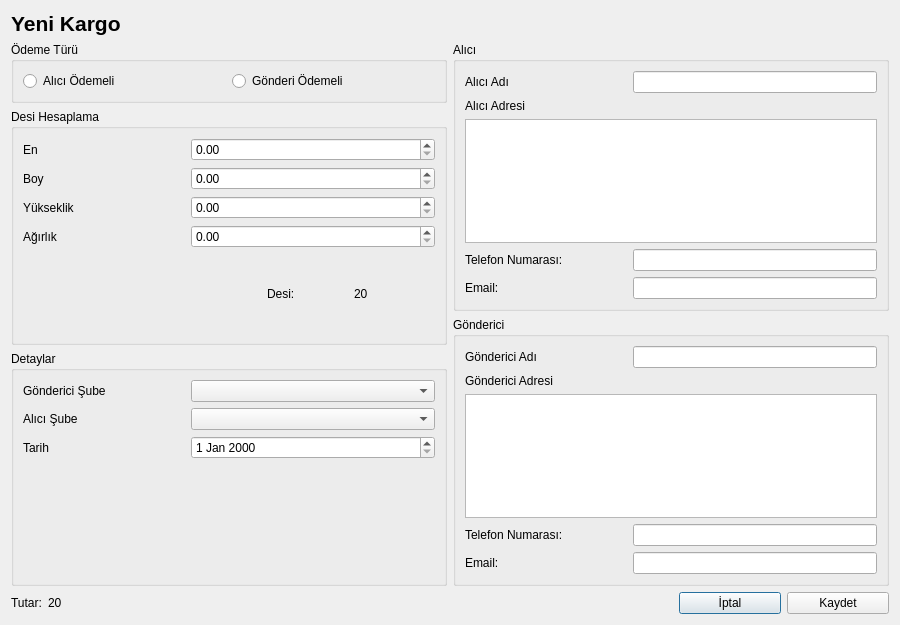
Before: the Qt Designer form UI/VeriFormlari/krgyenikargoekle.ui in Alder-Team/KargoOtomasyonu, drawn with Qt 5.
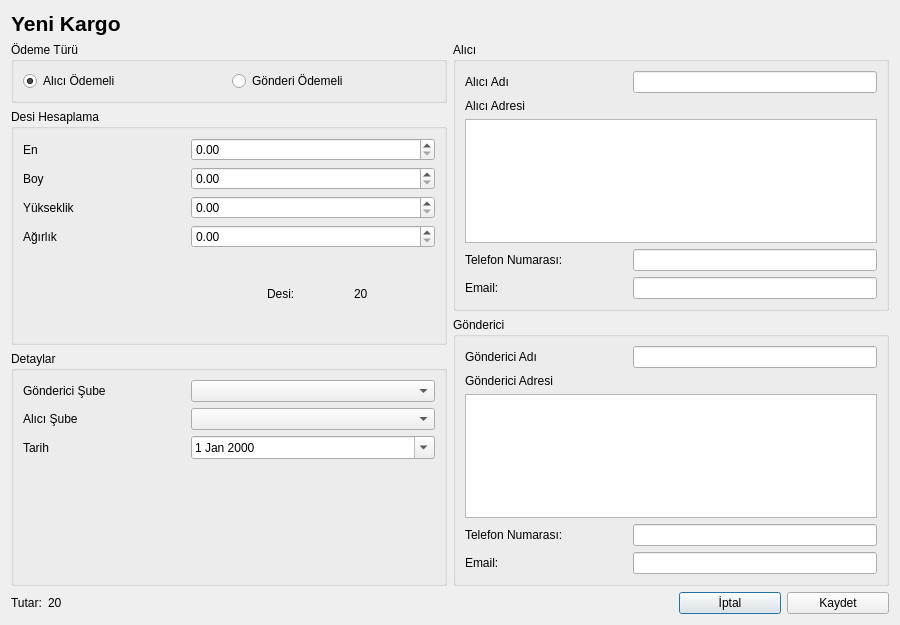
After: the same form once the commit is applied.

Commit message: update -veriformları

What changed in the file:
```diff
--- a/UI/VeriFormlari/krgyenikargoekle.ui
+++ b/UI/VeriFormlari/krgyenikargoekle.ui
@@ -47,6 +47,9 @@
                 <property name="text">
                  <string>Alıcı Ödemeli</string>
                 </property>
+                <property name="checked">
+                 <bool>true</bool>
+                </property>
                </widget>
               </item>
               <item>
@@ -207,7 +210,11 @@
                  </widget>
                 </item>
                 <item>
-                 <widget class="QDateEdit" name="dateEditTarih"/>
+                 <widget class="QDateEdit" name="dateEditTarih">
+                  <property name="calendarPopup">
+                   <bool>true</bool>
+                  </property>
+                 </widget>
                 </item>
                </layout>
               </item>
```
Left out of the diff: 80 changed lines with no effect on the pictures. The commit also changes 2 other files.
